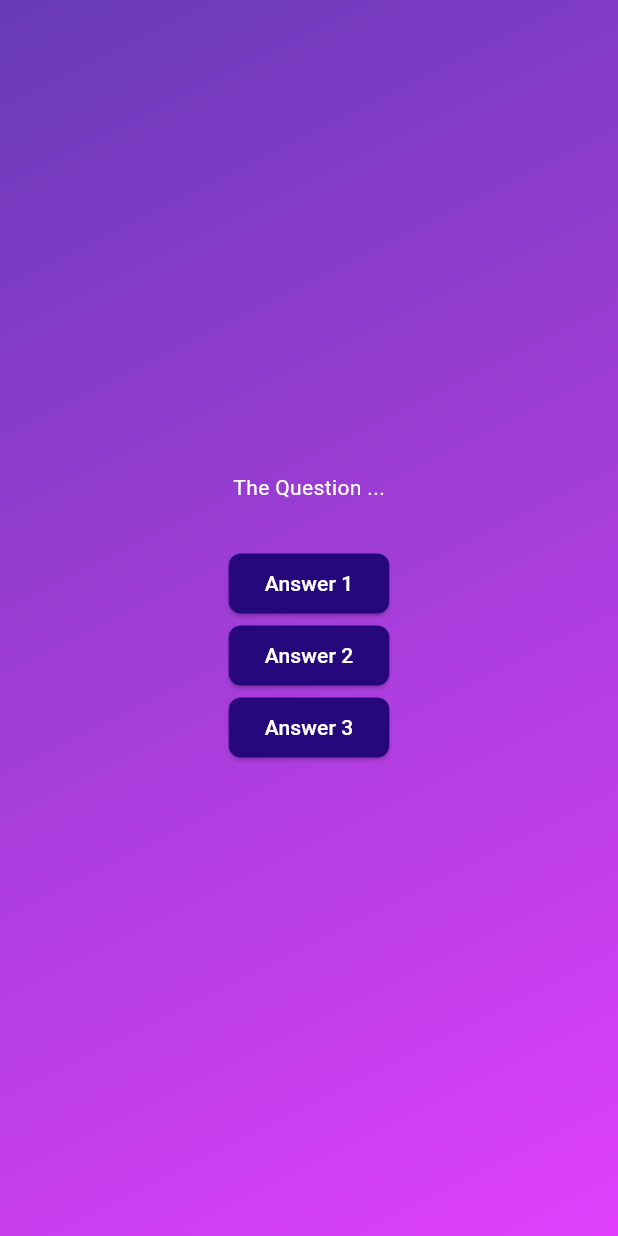
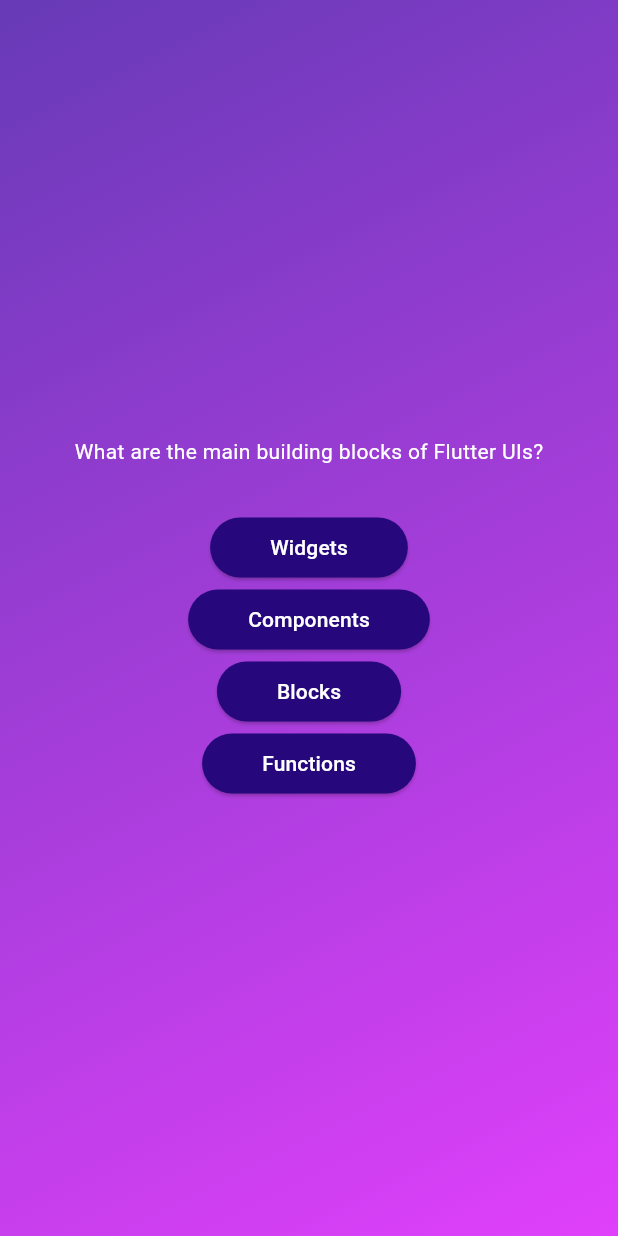
Before and after one commit to DerrickAntoney/academind2, a Flutter app: the screen it shows after launch, after a tap on "Start Quiz", on a phone screen of 412 x 824 dp. Run offline on Flutter 3.47's test engine with Material 2 defaults, Android fonts, the phone set to English and light mode, and no system bars.

Commit message:
Set the questions and answer to dynamically change with button

```diff
--- a/lib/pages/question_screen.dart
+++ b/lib/pages/question_screen.dart
@@ -1,5 +1,6 @@
 import 'package:academind2/widgets/answer_button.dart';
 import 'package:flutter/material.dart';
+import 'package:academind2/data/questions.dart';
 
 class QuestionScreen extends StatefulWidget {
   const QuestionScreen({super.key});
@@ -11,19 +12,21 @@
 class _QuestionScreenState extends State<QuestionScreen> {
   @override
   Widget build(BuildContext context) {
+    final currentQuestion = questions[0];
+
     return SizedBox(
       width: double.infinity,
       child: Column(
         mainAxisAlignment: MainAxisAlignment.center,
         children: [
-          const Text(
-            'The Question ...',
-            style: TextStyle(color: Colors.white),
+          Text(
+            currentQuestion.text,
+            style: const TextStyle(color: Colors.white),
           ),
           const SizedBox(height: 30),
-          AnswerButton('Answer 1', () {}),
-          AnswerButton('Answer 2', () {}),
-          AnswerButton('Answer 3', () {})
+          ...currentQuestion.answer.map((answer) {
+            return AnswerButton(answer , (){});
+          }),
         ],
       ),
     );
--- a/lib/widgets/answer_button.dart
+++ b/lib/widgets/answer_button.dart
@@ -11,9 +11,10 @@
     return ElevatedButton(
       onPressed: onTap,
       style: ElevatedButton.styleFrom(
+        padding: const EdgeInsets.symmetric(vertical: 10, horizontal: 40),
         backgroundColor: const Color.fromARGB(255, 39, 8, 124),
         foregroundColor: Colors.white,
-        shape: RoundedRectangleBorder(borderRadius: BorderRadius.circular(8))
+        shape: RoundedRectangleBorder(borderRadius: BorderRadius.circular(40))
       ),
       child: Text(answerText),
     );
```
